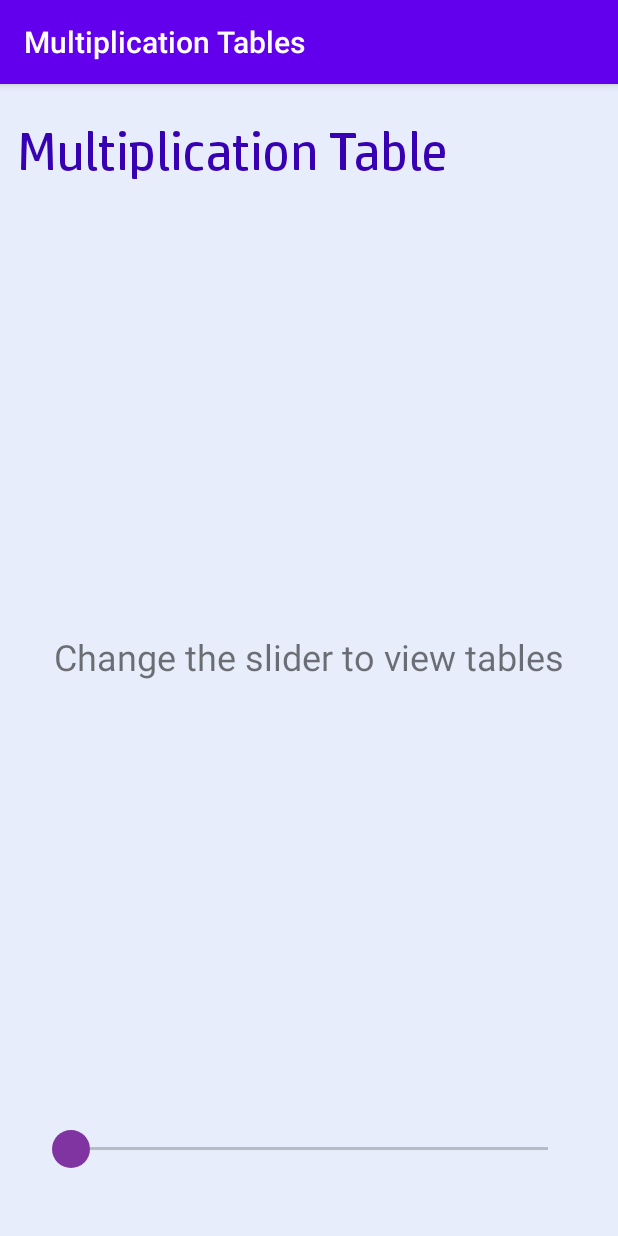
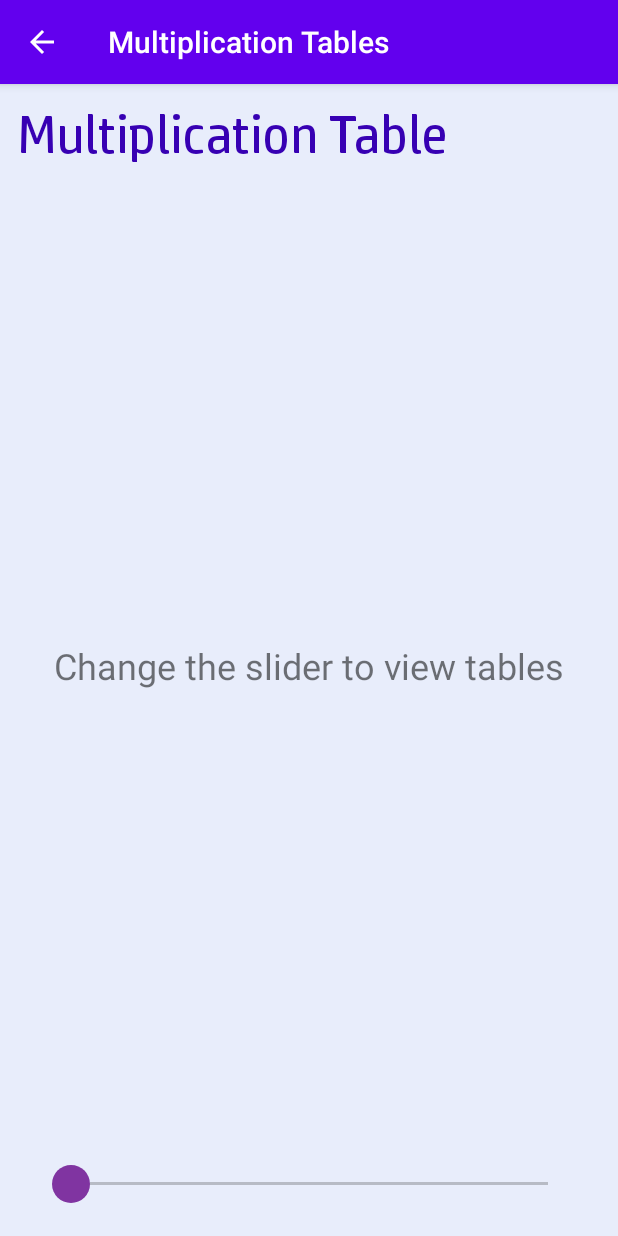
Before and after one commit to pparekh2009/Multiplication-Tables-App, an Android app: the MainActivity screen opened directly, with no data from a screen before it, on a phone screen of 412 x 824 dp. Run offline under Robolectric (Android 15) with nearby library versions, the phone set to English and light mode, and no system bars.

Commit message:
Some Changes

```diff
--- a/app/src/main/res/drawable/btn_bg.xml
+++ b/app/src/main/res/drawable/btn_bg.xml
@@ -1,5 +1,5 @@
 <?xml version="1.0" encoding="utf-8"?>
 <shape xmlns:android="http://schemas.android.com/apk/res/android">
-    <solid android:color="#7815D1" />
+    <solid android:color="#9A45E6" />
     <corners android:radius="10dp" />
 </shape>
--- a/app/src/main/res/layout/activity_main.xml
+++ b/app/src/main/res/layout/activity_main.xml
@@ -11,7 +11,7 @@
         android:id="@+id/seekBar"
         android:layout_width="350dp"
         android:layout_height="wrap_content"
-        android:layout_marginBottom="45dp"
+        android:layout_marginBottom="22dp"
         android:progressBackgroundTint="@color/track"
         android:progressTint="@color/progress"
         android:thumb="@drawable/seekbar_thumb"
@@ -23,20 +23,20 @@
         android:id="@+id/listView"
         android:layout_width="match_parent"
         android:layout_height="wrap_content"
-        android:layout_marginTop="65dp"
+        android:layout_marginTop="16dp"
         android:divider="@color/purple_700"
         android:dividerHeight="1dp"
         app:layout_constraintBottom_toTopOf="@+id/seekBar"
         app:layout_constraintEnd_toEndOf="parent"
         app:layout_constraintStart_toStartOf="parent"
-        app:layout_constraintTop_toBottomOf="@+id/header" />
+        app:layout_constraintTop_toBottomOf="@+id/table_count" />
 
     <TextView
         android:id="@+id/header"
         android:layout_width="wrap_content"
         android:layout_height="wrap_content"
         android:layout_marginStart="11dp"
-        android:layout_marginTop="23dp"
+        android:layout_marginTop="12dp"
         android:fontFamily="@font/hpsimplified_rg"
         android:text="@string/header"
         android:textColor="@color/purple_700"
@@ -53,7 +53,8 @@
         android:textColor="@color/white"
         android:textSize="24sp"
         android:textStyle="bold"
-        android:layout_marginTop="32dp"
+        tools:text="Table of 30"
+        android:layout_marginTop="18dp"
         app:layout_constraintEnd_toEndOf="parent"
         app:layout_constraintStart_toStartOf="parent"
         app:layout_constraintTop_toBottomOf="@+id/header" />
```
Also changed, not shown: app/src/main/AndroidManifest.xml (+11 -3 lines).
